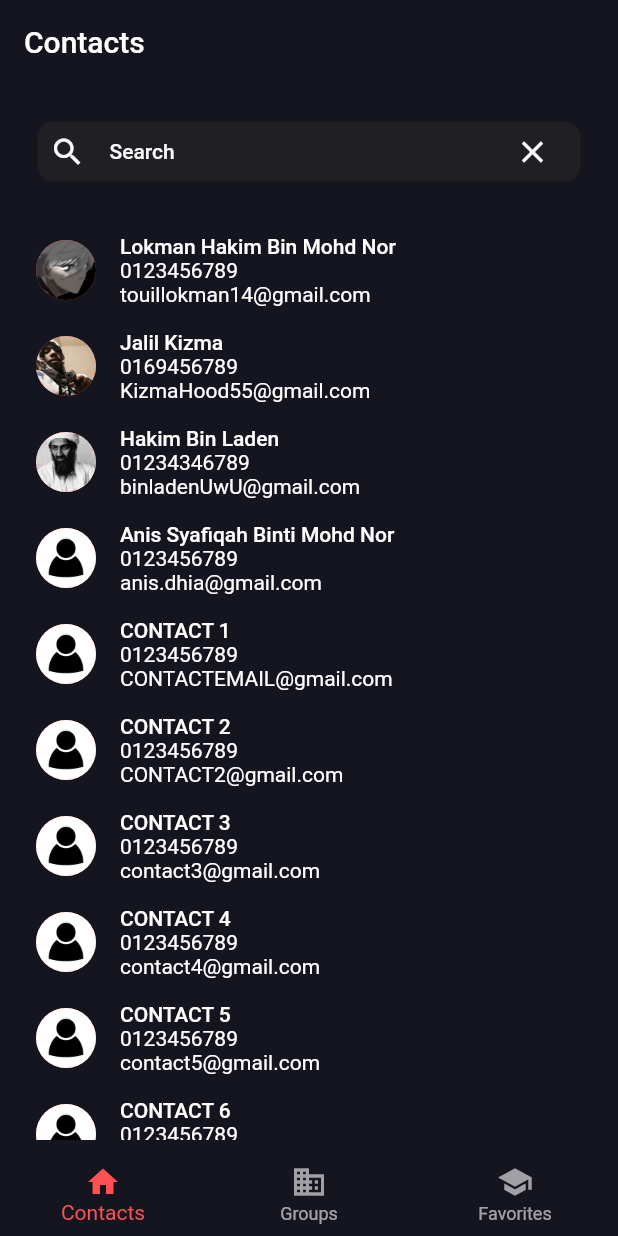
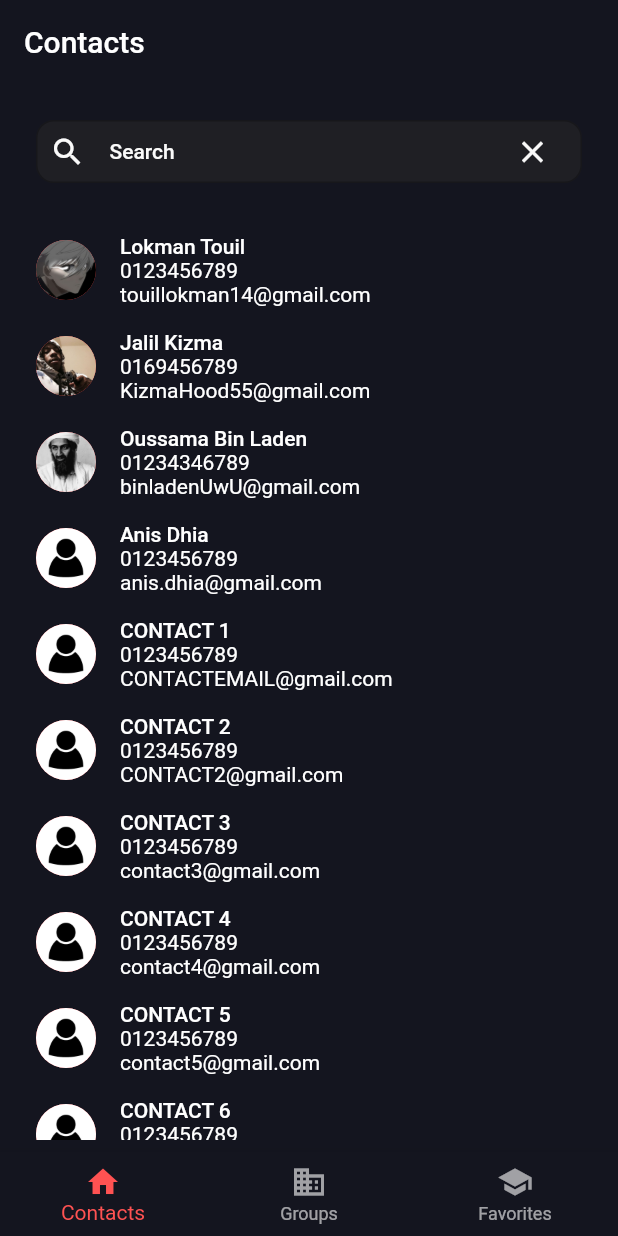
Before and after one commit to Lok1Tou1l/contactapp, a Flutter app: the screen it shows after launch, on a phone screen of 412 x 824 dp. Run offline on Flutter 3.47's test engine with Material 2 defaults, Android fonts, the phone set to English and light mode, and no system bars.

Commit message:
just a test

```diff
--- a/lib/main.dart
+++ b/lib/main.dart
@@ -13,7 +13,6 @@ class MyApp extends StatelessWidget {
   Widget build(BuildContext context) {
     return MaterialApp(
       debugShowCheckedModeBanner: false,
-      title: 'Flutter Demo',
       theme: ThemeData.dark().copyWith(
         bottomNavigationBarTheme: BottomNavigationBarThemeData(
           backgroundColor: Color.fromARGB(255, 20, 21, 31),
--- a/lib/view/screens/contacts_screen.dart
+++ b/lib/view/screens/contacts_screen.dart
@@ -15,7 +15,7 @@ class ContactScreen extends StatefulWidget {
 class _ContactScreenState extends State<ContactScreen> {
   List<Contact> contacts = [
     Contact(
-        name: 'Lokman Hakim Bin Mohd Nor',
+        name: 'Lokman Touil',
         email: 'touillokman14@gmail.com',
         phone: '0123456789',
         address: '221B Baker street',
@@ -27,13 +27,13 @@ class _ContactScreenState extends State<ContactScreen> {
         address: 'West Coast Highway',
         image: 'assets/images/hood.jpg'),
     Contact(
-        name: 'Hakim Bin Laden',
+        name: 'Oussama Bin Laden',
         email: 'binladenUwU@gmail.com',
         phone: '01234346789',
         address: 'World Trade Center',
         image: 'assets/images/binladen.jpg'),
     Contact(
-        name: 'Anis Syafiqah Binti Mohd Nor',
+        name: 'Anis Dhia',
         email: 'anis.dhia@gmail.com',
         phone: '0123456789',
         address: '222B Baker street',
```
